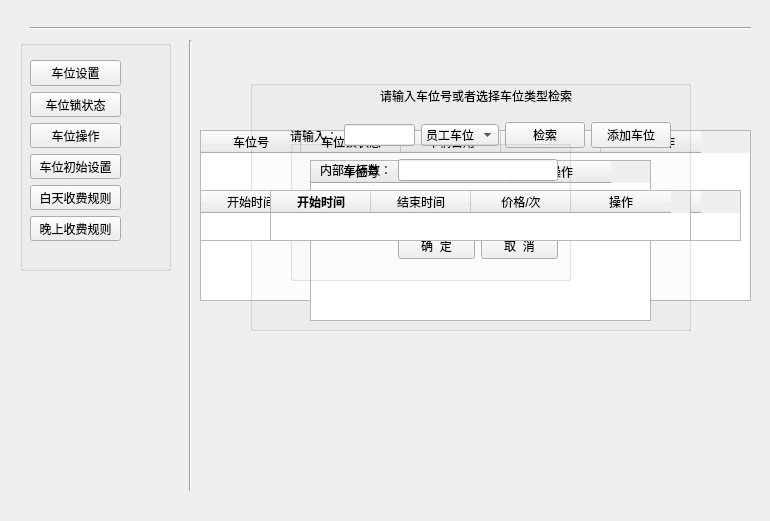
Qt form Python_tensorflow_LicensePlate/front/seatManage.ui (handsomeyaqiang/plate_number_of_company_parking_lot) before a commit.
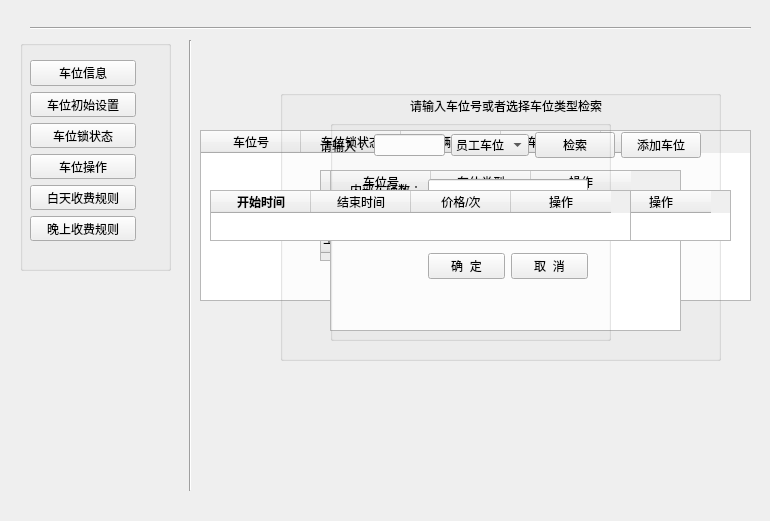
The same form after that commit.

Commit message: 修改了登录界面因为合并产生的错误，修改了找回密码的按钮显示 车位管理修改了布局，扩大了表格，车位初始设置改为了车位信息 车位信息添加了空余车位行，

```diff
--- a/Python_tensorflow_LicensePlate/front/seatManage.ui
+++ b/Python_tensorflow_LicensePlate/front/seatManage.ui
@@ -56,15 +56,22 @@
      <rect>
       <x>10</x>
       <y>20</y>
-      <width>91</width>
+      <width>106</width>
       <height>181</height>
      </rect>
     </property>
     <layout class="QVBoxLayout" name="verticalLayout">
+     <item>
+      <widget class="QPushButton" name="pushButton_4">
+       <property name="text">
+        <string>车位信息</string>
+       </property>
+      </widget>
+     </item>
      <item>
       <widget class="QPushButton" name="pushButton">
        <property name="text">
-        <string>车位设置</string>
+        <string>车位初始设置</string>
        </property>
       </widget>
      </item>
@@ -82,13 +89,6 @@
        </property>
       </widget>
      </item>
-     <item>
-      <widget class="QPushButton" name="pushButton_4">
-       <property name="text">
-        <string>车位初始设置</string>
-       </property>
-      </widget>
-     </item>
      <item>
       <widget class="QPushButton" name="pushButton_9">
        <property name="text">
@@ -157,10 +157,10 @@
   <widget class="QTableWidget" name="tableWidget_2">
    <property name="geometry">
     <rect>
-     <x>290</x>
-     <y>190</y>
-     <width>311</width>
-     <height>51</height>
+     <x>320</x>
+     <y>170</y>
+     <width>301</width>
+     <height>91</height>
     </rect>
    </property>
    <row>
@@ -168,6 +168,11 @@
      <string>已占车位（个）</string>
     </property>
    </row>
+   <row>
+    <property name="text">
+     <string>空闲车位（个）</string>
+    </property>
+   </row>
    <column>
     <property name="text">
      <string>内部车位</string>
@@ -187,10 +192,10 @@
   <widget class="QGroupBox" name="groupBox_2">
    <property name="geometry">
     <rect>
-     <x>250</x>
-     <y>80</y>
+     <x>280</x>
+     <y>90</y>
      <width>441</width>
-     <height>251</height>
+     <height>271</height>
     </rect>
    </property>
    <property name="title">
@@ -199,9 +204,9 @@
    <widget class="QTableWidget" name="tableWidget_4">
     <property name="geometry">
      <rect>
-      <x>60</x>
+      <x>50</x>
       <y>80</y>
-      <width>341</width>
+      <width>351</width>
       <height>161</height>
      </rect>
     </property>
@@ -288,10 +293,10 @@
   <widget class="QGroupBox" name="groupBox_3">
    <property name="geometry">
     <rect>
-     <x>290</x>
-     <y>140</y>
+     <x>330</x>
+     <y>120</y>
      <width>281</width>
-     <height>141</height>
+     <height>221</height>
     </rect>
    </property>
    <property name="title">
@@ -300,8 +305,8 @@
    <widget class="QWidget" name="gridLayoutWidget">
     <property name="geometry">
      <rect>
-      <x>30</x>
-      <y>10</y>
+      <x>20</x>
+      <y>50</y>
       <width>238</width>
       <height>121</height>
      </rect>
@@ -351,9 +356,9 @@
   <widget class="QTableWidget" name="tableWidget">
    <property name="geometry">
     <rect>
-     <x>200</x>
+     <x>210</x>
      <y>190</y>
-     <width>541</width>
+     <width>521</width>
      <height>51</height>
     </rect>
    </property>
@@ -386,7 +391,7 @@
   <widget class="QTableWidget" name="tableWidget_5">
    <property name="geometry">
     <rect>
-     <x>270</x>
+     <x>210</x>
      <y>190</y>
      <width>421</width>
      <height>51</height>
```
The commit also changes 4 other files.
